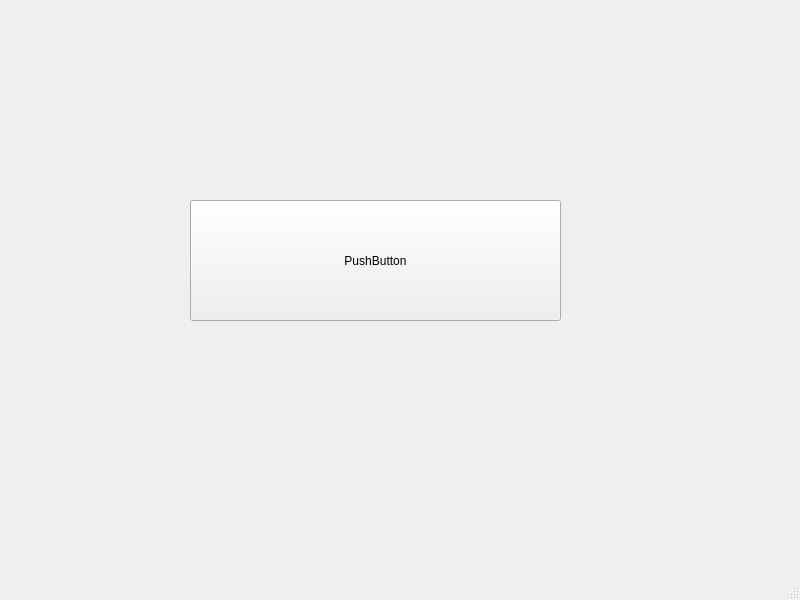
First picture: the form in tools/interface/src/mainwindow.ui, repository GabrielFalisiewicz/DICOM_data_software, before the edit.
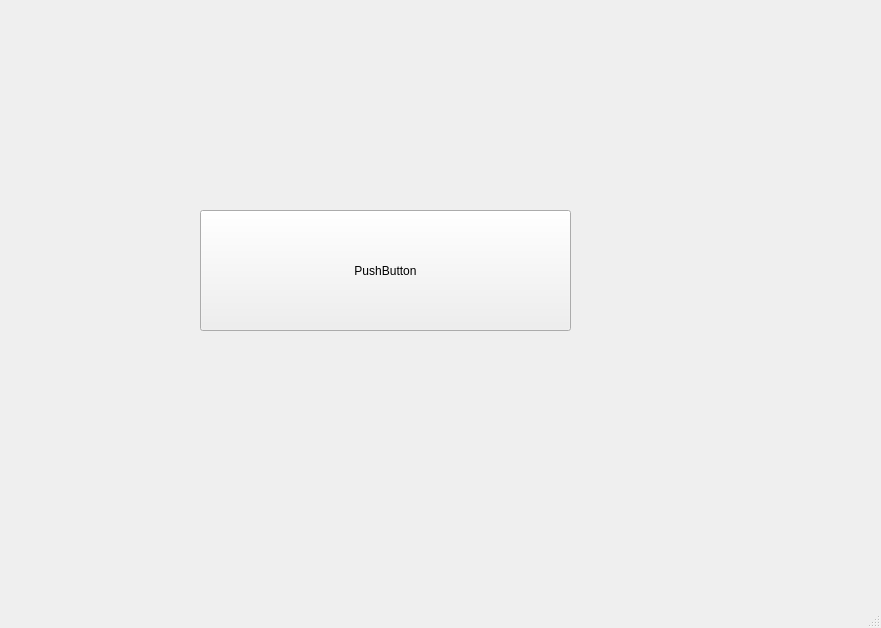
Second picture: the form after the edit.

```diff
--- a/tools/interface/src/mainwindow.ui
+++ b/tools/interface/src/mainwindow.ui
@@ -6,8 +6,8 @@
    <rect>
     <x>0</x>
     <y>0</y>
-    <width>800</width>
-    <height>600</height>
+    <width>881</width>
+    <height>628</height>
    </rect>
   </property>
   <property name="windowTitle">
@@ -17,8 +17,8 @@
    <widget class="QPushButton" name="pushButton">
     <property name="geometry">
      <rect>
-      <x>190</x>
-      <y>200</y>
+      <x>200</x>
+      <y>210</y>
       <width>371</width>
       <height>121</height>
      </rect>
```
Left out of the diff: 2 changed lines with no effect on the pictures.
